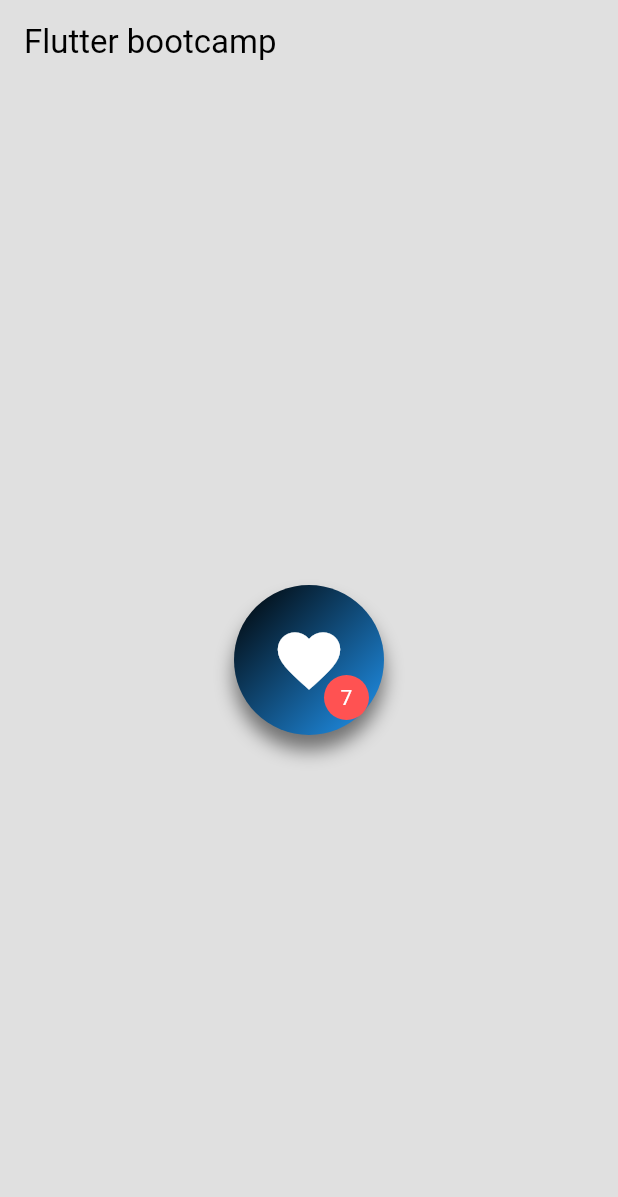
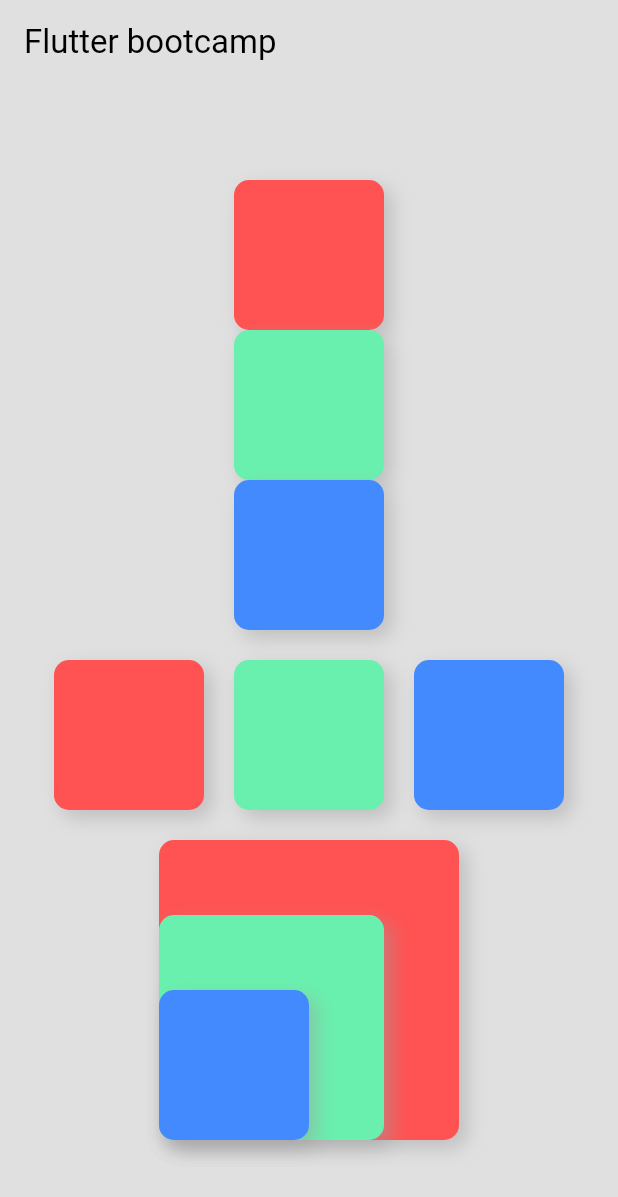
Before and after one commit to ZheerBarzan/Flutter-BootCamp, a Flutter app: the screen it shows after launch, on a phone screen of 412 x 824 dp. Shown: the top 1197 px of the screen. Run offline on Flutter 3.47's test engine with Material 3 defaults, Android fonts, the phone set to English and light mode, and no system bars; our stand-ins replace google_fonts.

Commit message:
Stacks in flutter we have Column, Row and Stack for thier respective :qa we have column, row and stak for thier repective y,x and z axis

```diff
--- /dev/null
+++ b/lib/Components/box.dart
@@ -0,0 +1,30 @@
+import 'package:flutter/material.dart';
+
+class Box extends StatelessWidget {
+  final double width;
+  final double height;
+  final Color color;
+  const Box(
+      {super.key,
+      required this.width,
+      required this.height,
+      required this.color});
+
+  @override
+  Widget build(BuildContext context) {
+    return Container(
+      width: width,
+      height: height,
+      decoration: BoxDecoration(
+          color: color,
+          borderRadius: BorderRadius.circular(10),
+          boxShadow: [
+            BoxShadow(
+              color: Theme.of(context).primaryColor.withValues(alpha: 0.5),
+              blurRadius: 10,
+              offset: const Offset(5, 5),
+            ),
+          ]),
+    );
+  }
+}
--- /dev/null
+++ b/lib/Components/stacks_component.dart
@@ -0,0 +1,41 @@
+import 'package:flutter/material.dart';
+import 'package:flutter_bootcamp/Components/box.dart';
+
+class StacksComponent extends StatelessWidget {
+  const StacksComponent({super.key});
+
+  @override
+  Widget build(BuildContext context) {
+    return Column(
+      mainAxisAlignment: MainAxisAlignment.center,
+      crossAxisAlignment: CrossAxisAlignment.center,
+      spacing: 20,
+      children: [
+        Column(
+          children: [
+            Box(width: 100, height: 100, color: Colors.redAccent),
+            Box(width: 100, height: 100, color: Colors.greenAccent),
+            Box(width: 100, height: 100, color: Colors.blueAccent),
+          ],
+        ),
+        Row(
+          mainAxisAlignment: MainAxisAlignment.center,
+          spacing: 20,
+          children: [
+            Box(width: 100, height: 100, color: Colors.redAccent),
+            Box(width: 100, height: 100, color: Colors.greenAccent),
+            Box(width: 100, height: 100, color: Colors.blueAccent),
+          ],
+        ),
+        Stack(
+          alignment: Alignment.bottomLeft,
+          children: [
+            Box(width: 200, height: 200, color: Colors.redAccent),
+            Box(width: 150, height: 150, color: Colors.greenAccent),
+            Box(width: 100, height: 100, color: Colors.blueAccent),
+          ],
+        )
+      ],
+    );
+  }
+}
--- a/lib/Views/home_page.dart
+++ b/lib/Views/home_page.dart
@@ -1,5 +1,5 @@
 import 'package:flutter/material.dart';
-import 'package:flutter_bootcamp/Components/background.dart';
+import 'package:flutter_bootcamp/Components/stacks_component.dart';
 
 class HomePage extends StatelessWidget {
   const HomePage({super.key});
@@ -19,7 +19,8 @@ class HomePage extends StatelessWidget {
       // body: IconComponent(icon: Icons.favorite,size: 30, color: Colors.redAccent,text: "Favorite"),
       // body: ImageComponent(imageUrl: "lib/assets/img/kimi.png",width: 200,height: 200, imageName: "Kimi Raikkonen"),
       // body: FrameComponent(width: 300, height: 300, color: Colors.blue, text: "کەسی تێدانیە... ئەم شارە بێ تۆ... "),
-      body: Backgrounds(),
+      // body: Backgrounds(),
+      body: StacksComponent(),
     );
   }
 }
```
